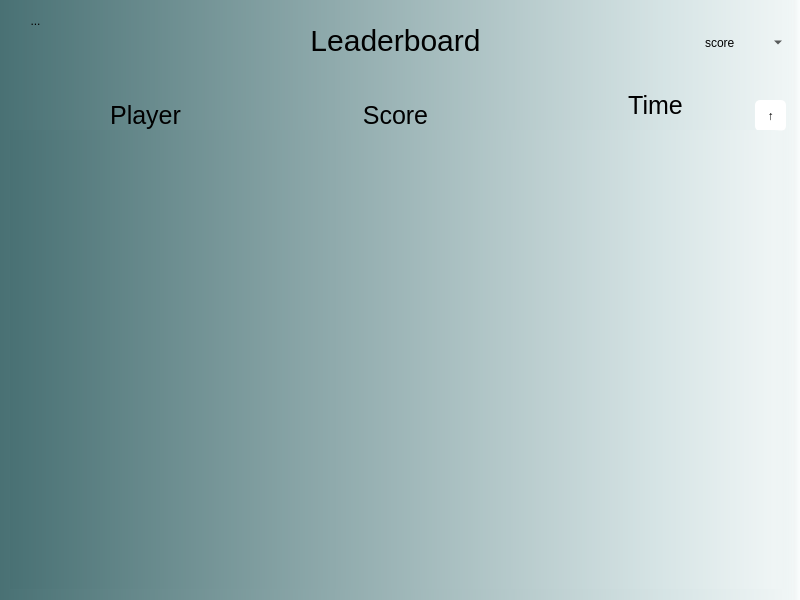
domestic-animal/Domestic-Animal, file launcher/ui/leaderboard.ui: the form before one commit.
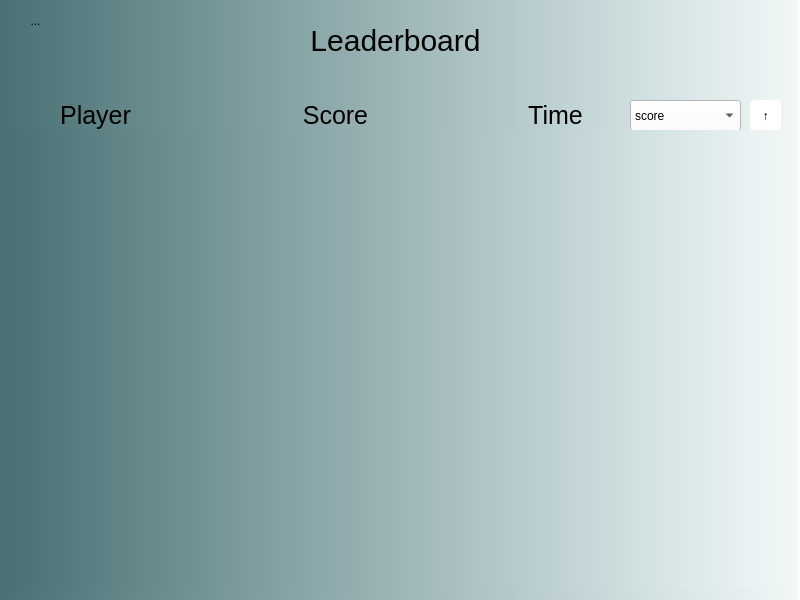
The form after the commit.

What changed in the file:
```diff
--- a/launcher/ui/leaderboard.ui
+++ b/launcher/ui/leaderboard.ui
@@ -92,8 +92,7 @@
 border-radius: 5px;
 }
 QComboBox{
-border : 0;
-background: transparent;
+background-color: white;
 }</string>
     </property>
     <property name="frameShape">
@@ -121,7 +120,7 @@
     <widget class="QLabel" name="label_6">
      <property name="geometry">
       <rect>
-       <x>100</x>
+       <x>50</x>
        <y>100</y>
        <width>91</width>
        <height>31</height>
@@ -140,7 +139,7 @@
     <widget class="QLabel" name="label_7">
      <property name="geometry">
       <rect>
-       <x>350</x>
+       <x>290</x>
        <y>100</y>
        <width>91</width>
        <height>31</height>
@@ -159,8 +158,8 @@
     <widget class="QLabel" name="label_8">
      <property name="geometry">
       <rect>
-       <x>610</x>
-       <y>90</y>
+       <x>510</x>
+       <y>100</y>
        <width>91</width>
        <height>31</height>
       </rect>
@@ -178,7 +177,7 @@
     <widget class="QToolButton" name="bt_order">
      <property name="geometry">
       <rect>
-       <x>755</x>
+       <x>750</x>
        <y>100</y>
        <width>31</width>
        <height>31</height>
@@ -202,15 +201,12 @@
     <widget class="QComboBox" name="combo">
      <property name="geometry">
       <rect>
-       <x>700</x>
-       <y>30</y>
-       <width>86</width>
-       <height>25</height>
+       <x>630</x>
+       <y>100</y>
+       <width>111</width>
+       <height>31</height>
       </rect>
      </property>
-     <property name="styleSheet">
-      <string notr="true"/>
-     </property>
      <item>
       <property name="text">
        <string>score</string>
```
